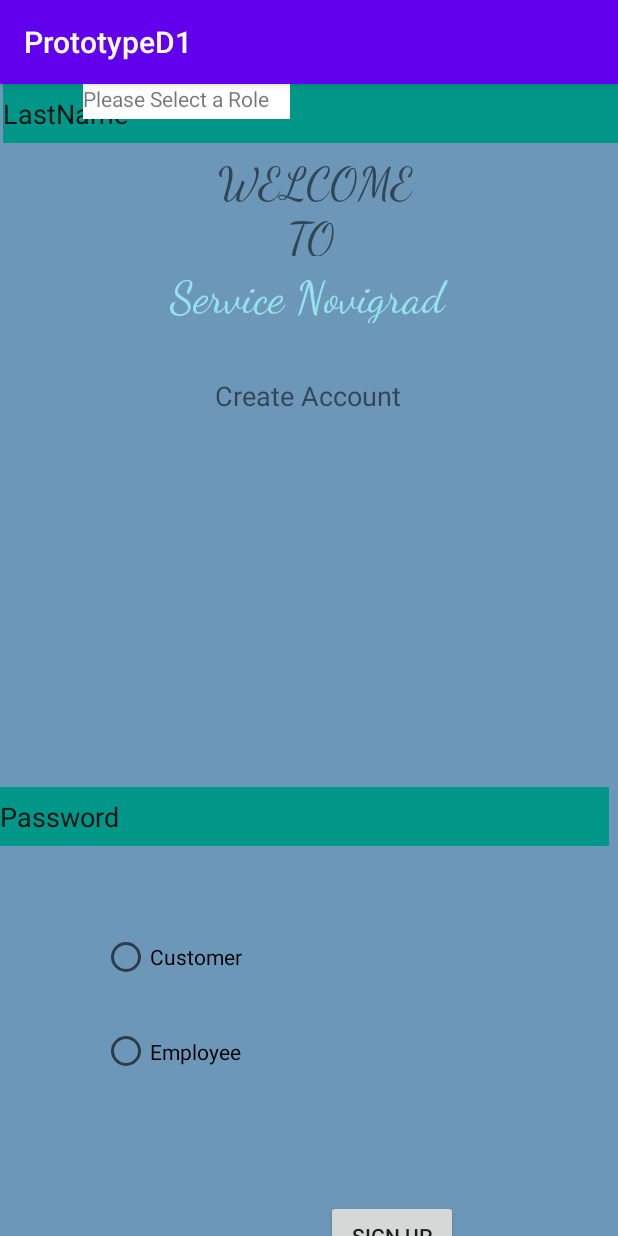
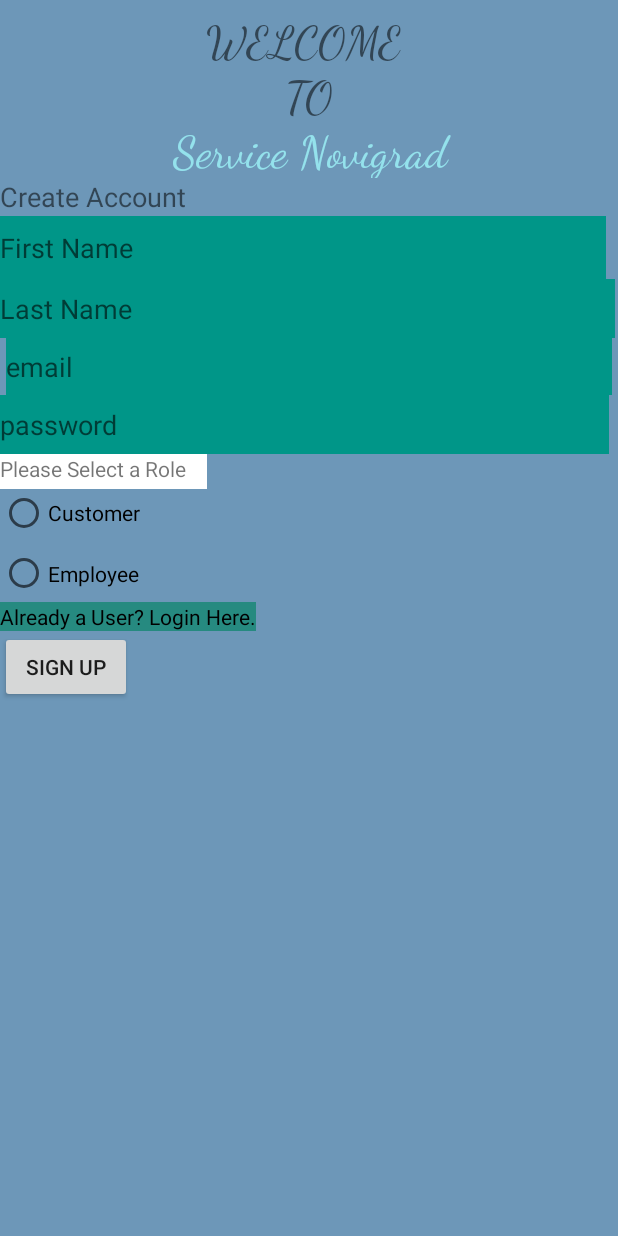
Before and after one commit to nfarah07/serviceNovuGrad, an Android app: the screen it shows after launch (SignUpActivity), on a phone screen of 412 x 824 dp. Run offline under Robolectric (Android 15) with nearby library versions, the phone set to English and light mode, and no system bars; our stand-ins replace Firebase (no records; nobody signed in at launch, a user with empty details on screens opened directly).

Commit message:
Fixed issues with user accounts (firebase does not accept char, only Strings) Fixed sign up activity (bugs and Intent creation) Fixed link to log in from sign up Fixed layout (REQUIRES CONSTRAINTS OR APP WILL CRASH HARD)

```diff
--- a/Prototyped1/app/src/main/java/com/example/prototyped1/CDisplayActivity.java
+++ b/Prototyped1/app/src/main/java/com/example/prototyped1/CDisplayActivity.java
@@ -15,7 +15,8 @@ public class CDisplayActivity extends AppCompatActivity {
     protected void onCreate(Bundle savedInstanceState) {
         super.onCreate(savedInstanceState);
         setContentView(R.layout.activity_login);
-        user = (Customer) getIntent().getSerializableExtra("USER_DATA");
+        user = (Customer) getIntent().getSerializableExtra("USER_INFO");
+//        getIntent().getSerializableExtra("")
         String userFirstName = user.getNameFirst();
         setContentView(R.layout.activity_customer_display);
         TextView message = (TextView) findViewById(R.id.messageDisplayID);
--- a/Prototyped1/app/src/main/java/com/example/prototyped1/FieldUtil.java
+++ b/Prototyped1/app/src/main/java/com/example/prototyped1/FieldUtil.java
@@ -7,7 +7,7 @@ public class FieldUtil {
 
     public static boolean fieldsAreValid(String firstName, String lastName, String pwd, Context c) {
         // check name length
-        if (firstName.length() < 3) {
+        if (firstName.length() < 2) {
             Toast.makeText(c, "First name should be at least 3 characters", Toast.LENGTH_LONG).show();
             return false;
         }
--- a/Prototyped1/app/src/main/java/com/example/prototyped1/SignUpActivity.java
+++ b/Prototyped1/app/src/main/java/com/example/prototyped1/SignUpActivity.java
@@ -31,7 +31,7 @@ public class SignUpActivity extends AppCompatActivity {
     private RadioGroup fieldUserTypeSelection;
     private Button btnSignUp;
     private TextView signIn;
-    private char userType;
+    private String userType;
     private ProgressBar loading;
     //firebase stuff
     private DatabaseReference ref;
@@ -49,13 +49,13 @@ public class SignUpActivity extends AppCompatActivity {
         fieldUserTypeSelection = findViewById(R.id.userType);
         signIn= findViewById(R.id.AlreadyUser);
         btnSignUp = findViewById(R.id.SignUp);
-        loading.setVisibility(View.GONE);
+//        loading.setVisibility(View.GONE);
 
 
         //  CurrentInstance  of the databases from FireBase
         mAuth = FirebaseAuth.getInstance();
         loading = findViewById(R.id.signUpProgressBar);
-        loading.setVisibility(View.GONE);
+        loading.setVisibility(View.INVISIBLE);
 
         // We need to handle the sign up Button
 
@@ -80,6 +80,13 @@ public class SignUpActivity extends AppCompatActivity {
         //        });
 
 
+    }
+
+    public void onClickHaveAccount(View v) {
+        Intent intent;
+        intent = new Intent(getApplicationContext(),LoginActivity.class);
+        startActivity(intent);
+        finish();
     }
 
 
@@ -108,7 +115,7 @@ public class SignUpActivity extends AppCompatActivity {
                                 // Store in database
                                 ref = FirebaseDatabase.getInstance().getReference();
 
-                                if (userType == 'C') {
+                                if (userType == "C") {
                                     Customer newUser = new Customer(email, hashedPwd, firstName, lastName,userType);
                                     //send info to firebase
 
@@ -119,8 +126,8 @@ public class SignUpActivity extends AppCompatActivity {
                                     // getApplicationContext() == This.Screen to -> CustomerDisplayActivity
                                     Intent intent;
                                     intent = new Intent(getApplicationContext(),CDisplayActivity.class);
-                                    intent.putExtra("USER_FIRSTNAME", firstName);
-                                    intent.putExtra("USER_LastNAME", firstName);
+//                                    intent.putExtra("USER_FIRSTNAME", firstName);
+//                                    intent.putExtra("USER_LASTNAME", lastName);
                                     intent.putExtra("USER_INFO",  newUser);
                                     startActivity(intent);
                                     finish();
@@ -128,7 +135,7 @@ public class SignUpActivity extends AppCompatActivity {
                                 }
                                 // userType == 'E'
                                 else {
-                                    Employee newUser2 = new Employee(email, hashedPwd, firstName, lastName,userType);
+                                    Employee newUser2 = new Employee(firstName, lastName, email, pwd,userType);
                                     // Send to firebase
 
                                     // Basics : When we write to the database we use the setValue() method and pass in the value that corresponds to the appropriate child key:
@@ -140,13 +147,13 @@ public class SignUpActivity extends AppCompatActivity {
 
                                     // This will now Display You have Succesfully signed up.
                                     // getApplicationContext() == This.Screen to -> CustomerDisplayActivity
-                                    Intent intent;
-                                    intent = new Intent(getApplicationContext(),CDisplayActivity.class);
-                                    intent.putExtra("USER_FIRSTNAME", firstName);
-                                    intent.putExtra("USER_LastNAME", firstName);
-                                    intent.putExtra("USER_INFO",  newUser2);
-                                    startActivity(intent);
-                                    finish();
+//                                    Intent intent;
+//                                    intent = new Intent(getApplicationContext(),CDisplayActivity.class);
+//                                    intent.putExtra("USER_FIRSTNAME", firstName);
+//                                    intent.putExtra("USER_LastNAME", firstName);
+//                                    intent.putExtra("USER_INFO",  newUser2);
+//                                    startActivity(intent);
+//                                    finish();
 
                                 }
 
@@ -168,10 +175,10 @@ public class SignUpActivity extends AppCompatActivity {
         int selectedID = fieldUserTypeSelection.getCheckedRadioButtonId();
 
         if (selectedID == R.id.btnScustomer) {
-            userType = 'E';
+            userType = "C";
         }
         else if (selectedID == R.id.btnSEmployee) {
-            userType = 'C';
+            userType = "E";
         }
     }
 
--- a/Prototyped1/app/src/main/java/com/example/prototyped1/account/Customer.java
+++ b/Prototyped1/app/src/main/java/com/example/prototyped1/account/Customer.java
@@ -2,7 +2,7 @@ package com.example.prototyped1.account;
 
 public class Customer extends UserAccount {
 
-    public Customer(String nameFirst, String nameLast, String email, String password, char role) {
+    public Customer(String nameFirst, String nameLast, String email, String password, String role) {
         super(email, password, nameFirst, nameLast, role);
     }
 }
--- a/Prototyped1/app/src/main/java/com/example/prototyped1/account/Employee.java
+++ b/Prototyped1/app/src/main/java/com/example/prototyped1/account/Employee.java
@@ -3,7 +3,7 @@ package com.example.prototyped1.account;
 public class Employee extends UserAccount {
 
 
-    public Employee(String  firstName, String  lastName, String email, String  hashedPwd, char role){
+    public Employee(String  firstName, String  lastName, String email, String  hashedPwd, String role){
         super(firstName, lastName, email, hashedPwd,role);
 
     }
--- a/Prototyped1/app/src/main/java/com/example/prototyped1/account/UserAccount.java
+++ b/Prototyped1/app/src/main/java/com/example/prototyped1/account/UserAccount.java
@@ -3,10 +3,10 @@ package com.example.prototyped1.account;
 public abstract class UserAccount extends Account {
     private String nameFirst;
     private String nameLast;
-    private char role;
+    private String role;
 
 
-    public UserAccount(String nameFirst,  String nameLast, String email, String password,char role) {
+    public UserAccount(String nameFirst,  String nameLast, String email, String password, String role) {
         super(email, password);
         this.role = role;
         this.nameFirst = nameFirst;
@@ -17,7 +17,7 @@ public abstract class UserAccount extends Account {
         return nameFirst;
     }
 
-    public char getRole(){return role;}
+    public String getRole(){return role;}
 
     public String getNameLast() {
         return nameLast;
--- a/Prototyped1/app/src/main/res/layout/activity_customer_display.xml
+++ b/Prototyped1/app/src/main/res/layout/activity_customer_display.xml
@@ -7,10 +7,12 @@
     android:background="#252922"
     android:foregroundTint="#FFFFFF"
     tools:context=".CDisplayActivity">
+
   <TextView
       android:id="@+id/textView2"
       android:layout_width="match_parent"
       android:layout_height="wrap_content"
+      android:layout_alignParentTop="true"
       android:layout_marginStart="65dp"
       android:layout_marginTop="48dp"
       android:layout_marginEnd="65dp"
@@ -26,8 +28,11 @@
       android:id="@+id/textView"
       android:layout_width="340dp"
       android:layout_height="35dp"
+      android:layout_below="@+id/textView2"
+      android:layout_alignParentStart="true"
+      android:layout_alignParentEnd="true"
       android:layout_marginStart="65dp"
-      android:layout_marginTop="124dp"
+      android:layout_marginTop="39dp"
       android:layout_marginEnd="65dp"
       android:height="35sp"
       android:fontFamily="cursive"
@@ -44,12 +49,12 @@
       android:id="@+id/messageDisplayID"
       android:layout_width="343dp"
       android:layout_height="82dp"
+      android:layout_below="@+id/textView"
       android:layout_alignParentStart="true"
-      android:layout_alignParentTop="true"
       android:layout_alignParentEnd="true"
       android:layout_alignParentBottom="true"
       android:layout_marginStart="25dp"
-      android:layout_marginTop="273dp"
+      android:layout_marginTop="115dp"
       android:layout_marginEnd="44dp"
       android:layout_marginBottom="376dp"
       android:background="#FFFFFF"
--- a/Prototyped1/app/src/main/res/layout/activity_login.xml
+++ b/Prototyped1/app/src/main/res/layout/activity_login.xml
@@ -12,7 +12,11 @@
     <LinearLayout
         android:layout_width="match_parent"
         android:layout_height="match_parent"
-        android:orientation="vertical">
+        android:orientation="vertical"
+        app:layout_constraintBottom_toBottomOf="parent"
+        app:layout_constraintEnd_toEndOf="parent"
+        app:layout_constraintStart_toStartOf="parent"
+        app:layout_constraintTop_toTopOf="parent">
 
         <TextView
             android:id="@+id/textView2"
--- a/Prototyped1/app/src/main/res/layout/activity_sign.xml
+++ b/Prototyped1/app/src/main/res/layout/activity_sign.xml
@@ -14,7 +14,69 @@
     <LinearLayout
         android:layout_width="match_parent"
         android:layout_height="match_parent"
-        android:orientation="vertical"></LinearLayout>
+        android:orientation="vertical"
+        app:layout_constraintBottom_toBottomOf="parent"
+        app:layout_constraintEnd_toEndOf="parent"
+        app:layout_constraintStart_toStartOf="parent"
+        app:layout_constraintTop_toTopOf="parent">
+
+        <TextView
+            android:id="@+id/textView2"
+            android:layout_width="match_parent"
+            android:layout_height="wrap_content"
+            android:layout_marginTop="10dp"
+            android:fontFamily="cursive"
+            android:text="WELCOME "
+            android:textAlignment="center"
+            android:textSize="30sp" />
+
+        <TextView
+            android:id="@+id/textView3"
+            android:layout_width="match_parent"
+            android:layout_height="wrap_content"
+            android:fontFamily="cursive"
+            android:text="TO"
+            android:textAlignment="center"
+            android:textSize="30sp" />
+
+        <TextView
+            android:id="@+id/textView"
+            android:layout_width="match_parent"
+            android:layout_height="wrap_content"
+            android:height="35sp"
+            android:fontFamily="cursive"
+            android:text="Service Novigrad"
+            android:textAlignment="center"
+            android:textColor="#94E2EC"
+            android:textColorHighlight="@color/colorAccent"
+            android:textSize="30sp" />
+
+        <TextView
+            android:id="@+id/textView7"
+            android:layout_width="wrap_content"
+            android:layout_height="25dp"
+            android:text="Create Account"
+            android:textSize="18sp" />
+
+        <EditText
+            android:id="@+id/FirstName"
+            android:layout_width="404dp"
+            android:layout_height="42dp"
+            android:background="#E49521"
+            android:backgroundTint="#009688"
+            android:ems="10"
+            android:hint="First Name"
+            android:inputType="textPersonName" />
+
+        <EditText
+            android:id="@+id/LastName"
+            android:layout_width="410dp"
+            android:layout_height="39dp"
+            android:background="#E49521"
+            android:backgroundTint="#009688"
+            android:ems="10"
+            android:hint="Last Name"
+            android:inputType="textPersonName" />
 
         <EditText
             android:id="@+id/Email"
@@ -24,176 +86,37 @@
             android:background="#E49521"
             android:backgroundTint="#009688"
             android:ems="10"
-        android:inputType="textPersonName"
-        android:text="Email"
-        app:layout_constraintStart_toStartOf="parent"
-        tools:layout_editor_absoluteY="360dp" />
-
-    <Button
-        android:id="@+id/SignUp"
-        android:layout_width="wrap_content"
-        android:layout_height="wrap_content"
-        android:text="Sign Up"
-        app:layout_constraintBottom_toBottomOf="parent"
-        app:layout_constraintEnd_toEndOf="parent"
-        app:layout_constraintHorizontal_bias="0.671"
-        app:layout_constraintStart_toStartOf="parent"
-        app:layout_constraintTop_toBottomOf="@+id/signUpProgressBar"
-        app:layout_constraintVertical_bias="0.129" />
+            android:hint="email"
+            android:inputType="textPersonName" />
 
         <EditText
             android:id="@+id/Password"
             android:layout_width="406dp"
             android:layout_height="39dp"
-        android:layout_marginBottom="260dp"
             android:background="#E49521"
             android:backgroundTint="#009688"
             android:ems="10"
-        android:inputType="textPersonName"
-        android:text="Password"
-        app:layout_constraintBottom_toBottomOf="parent"
-        app:layout_constraintEnd_toEndOf="parent"
-        app:layout_constraintHorizontal_bias="0.0"
-        app:layout_constraintStart_toStartOf="parent" />
-
-    <EditText
-        android:id="@+id/LastName"
-        android:layout_width="410dp"
-        android:layout_height="39dp"
-        android:background="#E49521"
-        android:backgroundTint="#009688"
-        android:ems="10"
-        android:inputType="textPersonName"
-        android:text="LastName"
-        app:layout_constraintEnd_toEndOf="parent"
-        app:layout_constraintHorizontal_bias="1.0"
-        app:layout_constraintStart_toStartOf="parent"
-        tools:layout_editor_absoluteY="303dp" />
+            android:hint="password"
+            android:inputType="textPersonName" />
 
         <TextView
-        android:id="@+id/textView"
-        android:layout_width="340dp"
-        android:layout_height="35dp"
-        android:layout_marginStart="65dp"
-        android:layout_marginTop="124dp"
-        android:layout_marginEnd="65dp"
-        android:height="35sp"
-        android:fontFamily="cursive"
-        android:text="      Service Novigrad"
-        android:textColor="#94E2EC"
-        android:textColorHighlight="@color/colorAccent"
-        android:textSize="30sp"
-        app:layout_constraintEnd_toEndOf="parent"
-        app:layout_constraintHorizontal_bias="0.0"
-        app:layout_constraintStart_toStartOf="parent"
-        app:layout_constraintTop_toTopOf="parent" />
-
-    <TextView
-        android:id="@+id/textView3"
-        android:layout_width="45dp"
-        android:layout_height="30dp"
-        android:layout_marginStart="65dp"
-        android:layout_marginEnd="65dp"
-        android:layout_marginBottom="35dp"
-        android:fontFamily="cursive"
-        android:text=" TO"
-        android:textSize="30sp"
-        app:layout_constraintBottom_toTopOf="@+id/textView"
-        app:layout_constraintEnd_toEndOf="parent"
-        app:layout_constraintHorizontal_bias="0.501"
-        app:layout_constraintStart_toStartOf="parent"
-        app:layout_constraintTop_toBottomOf="@+id/textView2"
-        app:layout_constraintVertical_bias="0.0" />
-
-    <TextView
-        android:id="@+id/textView2"
-        android:layout_width="match_parent"
-        android:layout_height="wrap_content"
-        android:layout_marginStart="65dp"
-        android:layout_marginTop="48dp"
-        android:layout_marginEnd="65dp"
-        android:fontFamily="cursive"
-        android:text="          WELCOME "
-        android:textSize="30sp"
-        app:layout_constraintEnd_toEndOf="parent"
-        app:layout_constraintHorizontal_bias="1.0"
-        app:layout_constraintStart_toStartOf="parent"
-        app:layout_constraintTop_toTopOf="parent" />
-
-    <TextView
-        android:id="@+id/textView7"
-        android:layout_width="wrap_content"
-        android:layout_height="25dp"
-        android:layout_marginTop="36dp"
-        android:text="Create Account"
-        android:textSize="18sp"
-        app:layout_constraintEnd_toEndOf="parent"
-        app:layout_constraintHorizontal_bias="0.498"
-        app:layout_constraintStart_toStartOf="parent"
-        app:layout_constraintTop_toBottomOf="@+id/textView" />
-
-
-    <EditText
-        android:id="@+id/FirstName"
-        android:layout_width="404dp"
-        android:layout_height="42dp"
-        android:layout_marginStart="4dp"
-        android:layout_marginBottom="16dp"
-        android:background="#E49521"
-        android:backgroundTint="#009688"
-        android:ems="10"
-        android:inputType="textPersonName"
-        android:text=" FirstName"
-        app:layout_constraintBottom_toTopOf="@+id/LastName"
-        app:layout_constraintStart_toStartOf="parent" />
-
-    <TextView
-        android:id="@+id/AlreadyUser"
-        android:layout_width="wrap_content"
-        android:layout_height="wrap_content"
-        android:layout_marginTop="3dp"
-        android:layout_marginBottom="72dp"
-        android:background="#2571AE"
-        android:backgroundTint="#268A80"
-        android:longClickable="true"
-        android:text="Already a User? Login Here."
-        android:textColor="@android:color/black"
-        app:layout_constraintBottom_toBottomOf="parent"
-        app:layout_constraintEnd_toEndOf="parent"
-        app:layout_constraintHorizontal_bias="0.773"
-        app:layout_constraintStart_toStartOf="parent"
-        app:layout_constraintTop_toBottomOf="@+id/SignUp"
-        app:layout_constraintVertical_bias="1.0" />
-
-    <ProgressBar
-        android:id="@+id/signUpProgressBar"
-        style="?android:attr/progressBarStyleLarge"
-        android:layout_width="wrap_content"
-        android:layout_height="wrap_content"
-        android:layout_gravity="center"
-        android:layout_marginBottom="160dp"
-        app:layout_constraintBottom_toBottomOf="parent"
-        app:layout_constraintEnd_toEndOf="parent"
-        app:layout_constraintHorizontal_bias="0.683"
-        app:layout_constraintStart_toStartOf="parent" />
+            android:id="@+id/textView4"
+            android:layout_width="138dp"
+            android:layout_height="23dp"
+            android:background="#FFFFFF"
+            android:text="Please Select a Role" />
 
         <RadioGroup
             android:id="@+id/userType"
-        android:layout_width="168dp"
-        android:layout_height="146dp"
-        android:layout_gravity="center"
+            android:layout_width="216dp"
+            android:layout_height="wrap_content"
 
-        android:layout_marginStart="4dp"
-        android:layout_marginBottom="92dp"
-        app:layout_constraintBottom_toBottomOf="parent"
-        app:layout_constraintStart_toStartOf="parent">
+            >
 
             <RadioButton
                 android:id="@+id/btnScustomer"
-            android:layout_width="107dp"
+                android:layout_width="wrap_content"
                 android:layout_height="wrap_content"
-            android:layout_marginStart="64dp"
-            android:layout_marginTop="36dp"
                 android:onClick="setUserType"
                 android:text="Customer"
                 app:layout_constraintStart_toStartOf="parent"
@@ -202,10 +125,9 @@
 
             <RadioButton
                 android:id="@+id/btnSEmployee"
-            android:layout_width="109dp"
+                android:layout_width="wrap_content"
                 android:layout_height="38dp"
-            android:layout_marginStart="64dp"
-            android:layout_marginTop="28dp"
+                android:layout_marginTop="5dp"
                 android:onClick="setUserType"
                 android:text="Employee"
                 app:layout_constraintStart_toStartOf="parent"
@@ -213,15 +135,31 @@
         </RadioGroup>
 
         <TextView
-        android:id="@+id/textView4"
-        android:layout_width="138dp"
-        android:layout_height="23dp"
-        android:background="#FFFFFF"
-        android:text="Please Select a Role"
-        app:layout_constraintEnd_toEndOf="parent"
-        app:layout_constraintHorizontal_bias="0.201"
-        app:layout_constraintStart_toStartOf="parent"
-        tools:layout_editor_absoluteY="481dp" />
+            android:id="@+id/AlreadyUser"
+            android:layout_width="wrap_content"
+            android:layout_height="wrap_content"
+            android:background="#2571AE"
+            android:backgroundTint="#268A80"
+            android:clickable="true"
+            android:linksClickable="false"
+            android:longClickable="false"
+            android:onClick="onClickHaveAccount"
+            android:text="Already a User? Login Here."
+            android:textColor="@android:color/black" />
+
+        <Button
+            android:id="@+id/SignUp"
+            android:layout_width="wrap_content"
+            android:layout_height="wrap_content"
+            android:text="Sign Up" />
+
+        <ProgressBar
+            android:id="@+id/signUpProgressBar"
+            style="?android:attr/progressBarStyleLarge"
+            android:layout_width="wrap_content"
+            android:layout_height="wrap_content" />
+
+    </LinearLayout>
 
 
 </androidx.constraintlayout.widget.ConstraintLayout>
--- a/Prototyped1/app/src/main/res/values/styles.xml
+++ b/Prototyped1/app/src/main/res/values/styles.xml
@@ -1,6 +1,6 @@
 <resources>
     <!-- Base application theme. -->
-    <style name="AppTheme" parent="Theme.AppCompat.Light.DarkActionBar">
+    <style name="AppTheme" parent="Theme.AppCompat.Light.NoActionBar">
         <!-- Customize your theme here. -->
         <item name="colorPrimary">@color/colorPrimary</item>
         <item name="colorPrimaryDark">@color/colorPrimaryDark</item>
```
Lines whose indentation alone changed are shown as unchanged.
